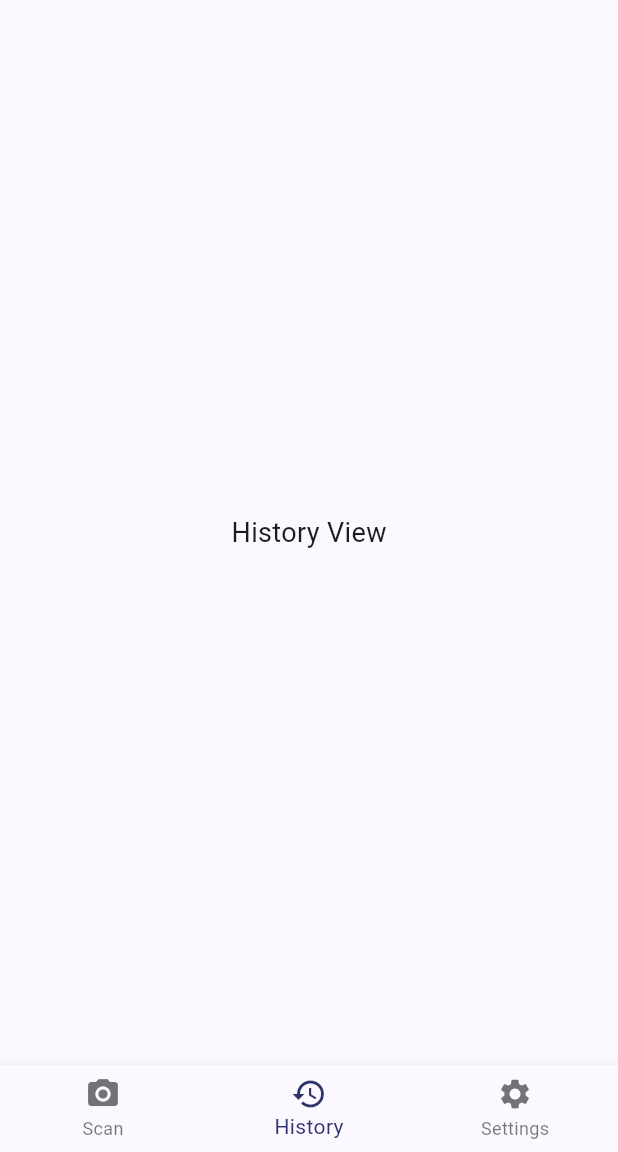
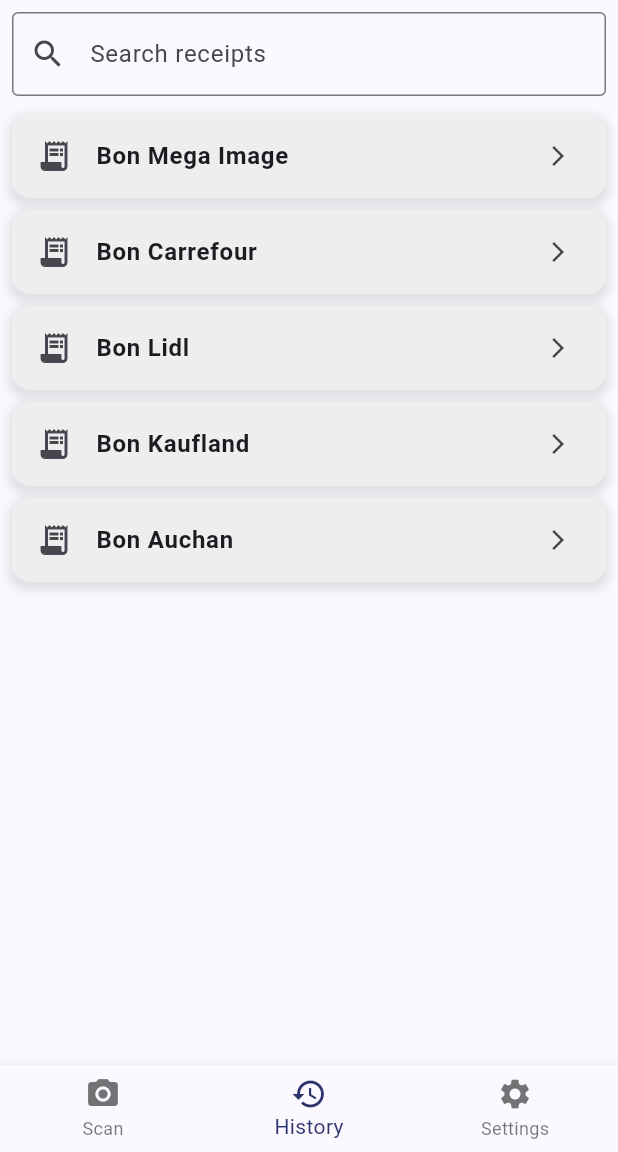
Before and after one commit to anca26/FinanceApp, a Flutter app: the screen it shows after launch, item 2 of the bottom bar chosen, on a phone screen of 412 x 824 dp, the part 84-1236 px from its top. Run offline on Flutter 3.47's test engine with Material 3 defaults, Android fonts, the light colour scheme and no system bars; our stand-ins replace image_picker.

Commit message:
Updated history_view

```diff
--- a/expense_app/lib/views/history_view.dart
+++ b/expense_app/lib/views/history_view.dart
@@ -1,15 +1,108 @@
 import 'package:flutter/material.dart';
 
-class HistoryView extends StatelessWidget {
+class HistoryView extends StatefulWidget {
   const HistoryView({super.key});
 
   @override
+  State<HistoryView> createState() => _HistoryViewState();
+}
+
+class _HistoryViewState extends State<HistoryView> {
+  List<String> allReceipts = []; // aici o sa vina bonurile de la server
+  List<String> filteredReceipts = [];
+  TextEditingController searchController = TextEditingController();
+
+  @override
+  void initState() {
+    super.initState();
+    fetchReceipts();
+    searchController.addListener(_onSearchChanged);
+  }
+
+  void fetchReceipts() async {
+    // Simulare fetch de la server - inlocuiesti cu requestul tau HTTP
+    await Future.delayed(const Duration(seconds: 1));
+    List<String> serverReceipts = [
+      'Bon Mega Image',
+      'Bon Carrefour',
+      'Bon Lidl',
+      'Bon Kaufland',
+      'Bon Auchan'
+    ];
+
+    setState(() {
+      allReceipts = serverReceipts;
+      filteredReceipts = serverReceipts;
+    });
+  }
+
+  void _onSearchChanged() {
+    String query = searchController.text.toLowerCase();
+
+    setState(() {
+      filteredReceipts = allReceipts.where((receipt) => receipt.toLowerCase().contains(query)).toList();
+    });
+  }
+
+  @override
+  void dispose() {
+    searchController.dispose();
+    super.dispose();
+  }
+
+  @override
   Widget build(BuildContext context) {
-    return const Center(
-      child: Text(
-        'History View',
-        style: TextStyle(fontSize: 18),
-      ),
+    return Column(
+      children: [
+        Padding(
+          padding: const EdgeInsets.all(8.0),
+          child: TextField(
+            controller: searchController,
+            decoration: const InputDecoration(
+              hintText: 'Search receipts',
+              prefixIcon: Icon(Icons.search),
+              border: OutlineInputBorder(),
+            ),
+          ),
+        ),
+        Expanded(
+  child: filteredReceipts.isEmpty
+      ? const Center(child: Text('Nu exista bonuri'))
+      : ListView.builder(
+          itemCount: filteredReceipts.length,
+          itemBuilder: (context, index) {
+            return Padding(
+              padding: const EdgeInsets.symmetric(horizontal: 8.0, vertical: 4.0),
+              child: Container(
+                decoration: BoxDecoration(
+                  color: Colors.grey.shade200,
+                  borderRadius: BorderRadius.circular(12),
+                  boxShadow: [
+                    BoxShadow(
+                      color: Colors.grey.withOpacity(0.3),
+                      spreadRadius: 2,
+                      blurRadius: 5,
+                      offset: const Offset(0, 3),
+                    ),
+                  ],
+                ),
+                child: ListTile(
+                  title: Text(
+                    filteredReceipts[index],
+                    style: const TextStyle(fontWeight: FontWeight.bold),
+                  ),
+                  leading: const Icon(Icons.receipt_long),
+                  trailing: const Icon(Icons.arrow_forward_ios, size: 16),
+                  onTap: () {
+                    // navigare catre detalii
+                  },
+                ),
+              ),
+            );
+          },
+        ),
+    )
+      ],
     );
   }
 }
```
